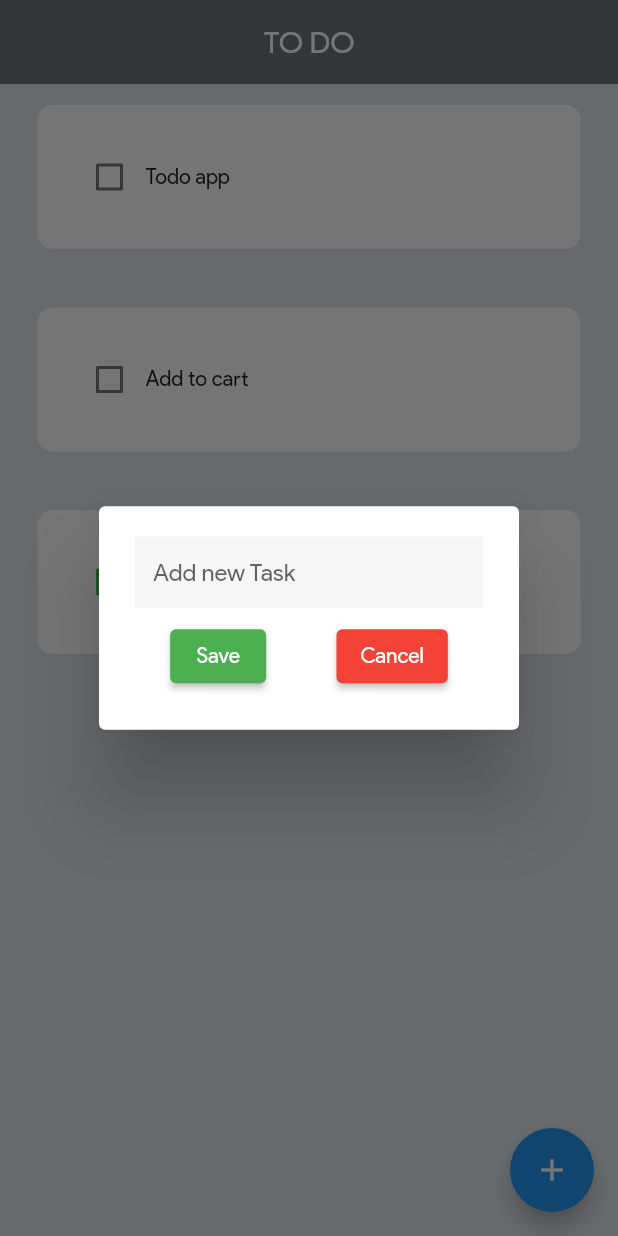
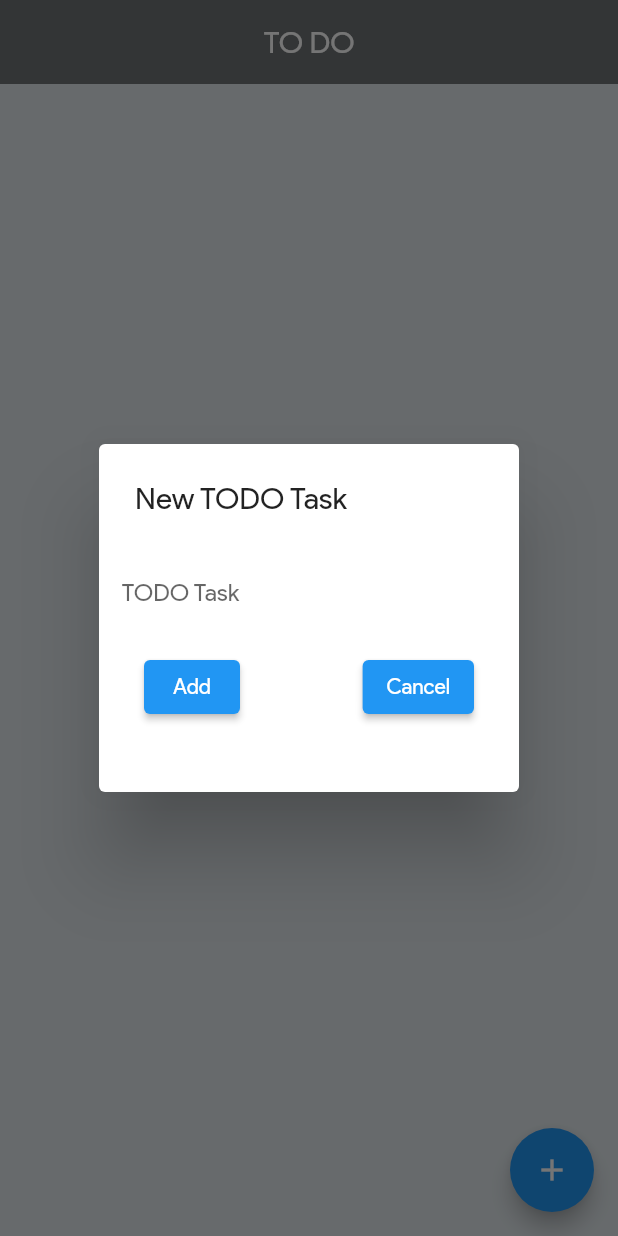
Before and after one commit to surajadkhari/flutter_todoapp-with-hive, a Flutter app: the screen it shows after launch, after a tap on the "add" icon, on a phone screen of 412 x 824 dp. Run offline on Flutter 3.47's test engine with Material 2 defaults, Android fonts, the phone set to English and light mode, and no system bars; drawn by our look-alikes of flutter_slidable; our stand-ins replace hive_flutter; accounts and stored records are empty.

Commit message:
complete todo app with hive

```diff
--- a/lib/app/app.dart
+++ b/lib/app/app.dart
@@ -1,14 +1,15 @@
 import 'package:flutter/material.dart';
 
-import '../home.dart';
+import '../home_page.dart';
 
 class App extends StatelessWidget {
   const App({super.key});
 
   @override
   Widget build(BuildContext context) {
+
     return MaterialApp(
-      home: const Home(),
+      home: const HomePage(),
       theme: ThemeData(
         fontFamily: "Product Sans",
         scaffoldBackgroundColor: const Color(0xffE1E8EC),
--- /dev/null
+++ b/lib/home_page.dart
@@ -0,0 +1,122 @@
+import 'package:flutter/material.dart';
+import 'package:hive_flutter/hive_flutter.dart';
+import 'package:todo_app_with_hive/app/common/todo_card.dart';
+
+import 'model/todo_model.dart';
+
+class HomePage extends StatefulWidget {
+  const HomePage({super.key});
+
+  @override
+  State<HomePage> createState() => _HomePageState();
+}
+
+class _HomePageState extends State<HomePage> {
+  late Box<TodoModel> todosBox;
+
+  @override
+  void initState() {
+    textEditingController = TextEditingController();
+    todosBox = Hive.box("TODOs");
+    super.initState();
+  }
+
+  late TextEditingController textEditingController;
+
+  _simpleDialog() {
+    showDialog(
+      context: context,
+      builder: (BuildContext context) {
+        return SimpleDialog(
+          title: const Text('New TODO Task'),
+          children: <Widget>[
+            Center(
+              child: Padding(
+                padding: const EdgeInsets.all(15.0),
+                child: Column(
+                  crossAxisAlignment: CrossAxisAlignment.center,
+                  children: [
+                    TextField(
+                      controller: textEditingController,
+                      decoration: const InputDecoration(
+                        hintText: 'TODO Task',
+                        focusedBorder: OutlineInputBorder(
+                          borderSide: BorderSide(
+                            color: Colors.blue,
+                          ),
+                        ),
+                        border: InputBorder.none,
+                      ),
+                    ),
+                    Padding(
+                      padding: const EdgeInsets.all(15.0),
+                      child: Row(
+                        mainAxisAlignment: MainAxisAlignment.spaceBetween,
+                        children: [
+                          ElevatedButton(
+                            onPressed: () {
+                              TodoModel todoModel = TodoModel(
+                                  taskName: textEditingController.text);
+                              todosBox.add(todoModel);
+                              // _task = Task(task: inputTask);
+                              // _addTodo(_task);
+                              Navigator.pop(context);
+                            },
+                            child: const Text('Add'),
+                          ),
+                          ElevatedButton(
+                            onPressed: () => Navigator.pop(context),
+                            child: const Text('Cancel'),
+                          )
+                        ],
+                      ),
+                    ),
+                  ],
+                ),
+              ),
+            )
+          ],
+        );
+      },
+    );
+  }
+
+  @override
+  Widget build(BuildContext context) {
+    return Scaffold(
+        floatingActionButton: FloatingActionButton(
+          onPressed: () => _simpleDialog(),
+          child: const Icon(Icons.add),
+        ),
+        appBar: AppBar(
+          title: const Text(
+            "TO DO",
+          ),
+        ),
+        body: ValueListenableBuilder(
+          valueListenable: Hive.box<TodoModel>('TODOs').listenable(),
+          builder: (context, Box<TodoModel> tasks, child) {
+            Box<TodoModel> todosBox = tasks;
+            return ListView.builder(
+                itemCount: tasks.values.length,
+                itemBuilder: (context, index) {
+                  final todo = todosBox.getAt(index);
+
+                  return TodoCard(
+                      isTaskcompleted: todo!.isTaskCompleted,
+                      onChanged: (value) {
+                        setState(() {
+                          todo.isTaskCompleted = !todo.isTaskCompleted;
+                        });
+                      },
+                      taskName: todo.taskName,
+                      deleteFunction: (context) => todosBox.deleteAt(index));
+                  // ListTile(
+                  //   title: Text(todo!.taskName),
+                  //   onLongPress: () => todosBox.deleteAt(index),
+                  // );
+                });
+          },
+        ));
+  }
+}
--- a/lib/main.dart
+++ b/lib/main.dart
@@ -1,10 +1,16 @@
 import 'package:flutter/material.dart';
-import 'package:hive_flutter/adapters.dart';
+import 'package:hive_flutter/hive_flutter.dart';
+import 'package:path_provider/path_provider.dart' as path_provider;
+import 'package:todo_app_with_hive/model/todo_model.dart';
 
 import 'app/app.dart';
 
 void main() async {
-  await Hive.initFlutter();
-  var box = await Hive.openBox("mybox");
+  WidgetsFlutterBinding.ensureInitialized();
+  final applicatonDocumentDir =
+      await path_provider.getApplicationDocumentsDirectory();
+  Hive.init(applicatonDocumentDir.path);
+  Hive.registerAdapter(TodoModelAdapter());
+  var box = await Hive.openBox<TodoModel>("TODOs");
   runApp(const App());
 }
--- /dev/null
+++ b/lib/model/todo_model.dart
@@ -0,0 +1,11 @@
+import 'package:hive_flutter/adapters.dart';
+part 'todo_model.g.dart';
+
+@HiveType(typeId: 0)
+class TodoModel  {
+  @HiveField(0)
+  final String taskName;
+  @HiveField(1)
+  bool isTaskCompleted;
+  TodoModel({required this.taskName, this.isTaskCompleted = false});
+}
--- a/pubspec.yaml
+++ b/pubspec.yaml
@@ -39,6 +39,7 @@ dependencies:
   flutter_slidable: ^2.0.0
   hive_flutter: ^1.1.0
   hive: ^2.2.3
+  path_provider: ^2.0.11
 
 dev_dependencies:
   flutter_test:
```
Also changed, not shown: lib/model/todo_model.g.dart (added), pubspec.lock.
